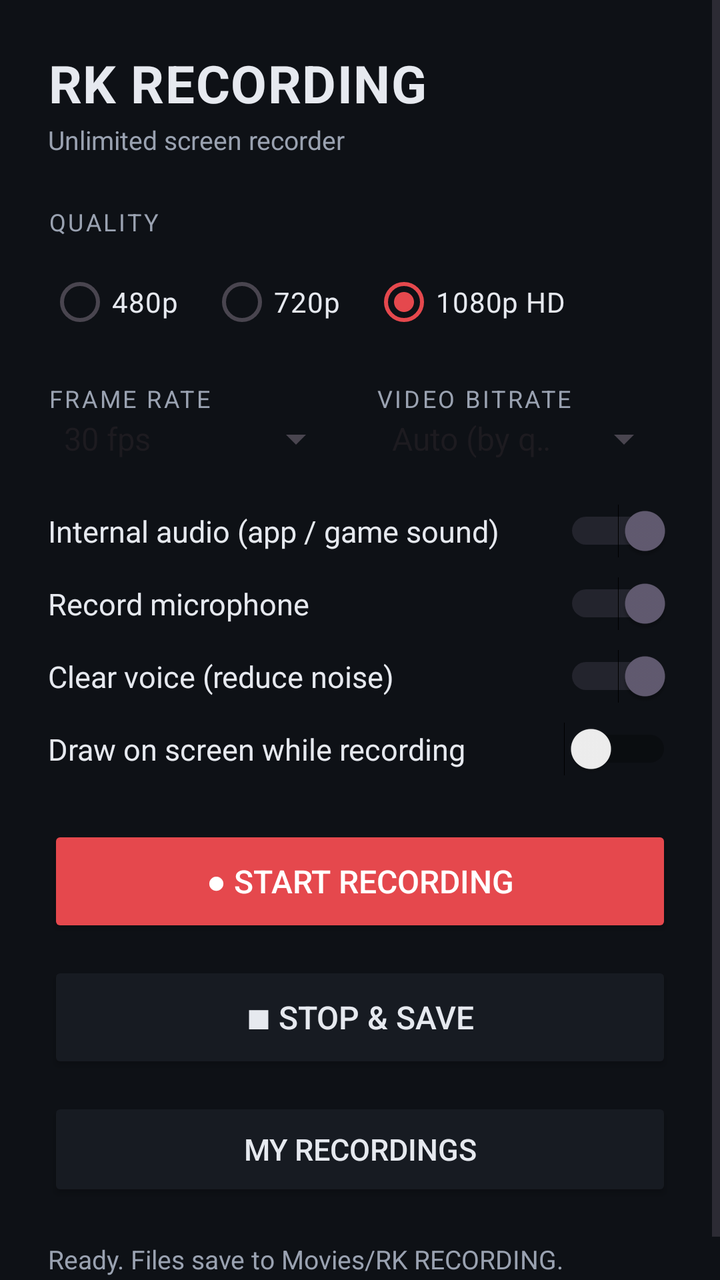
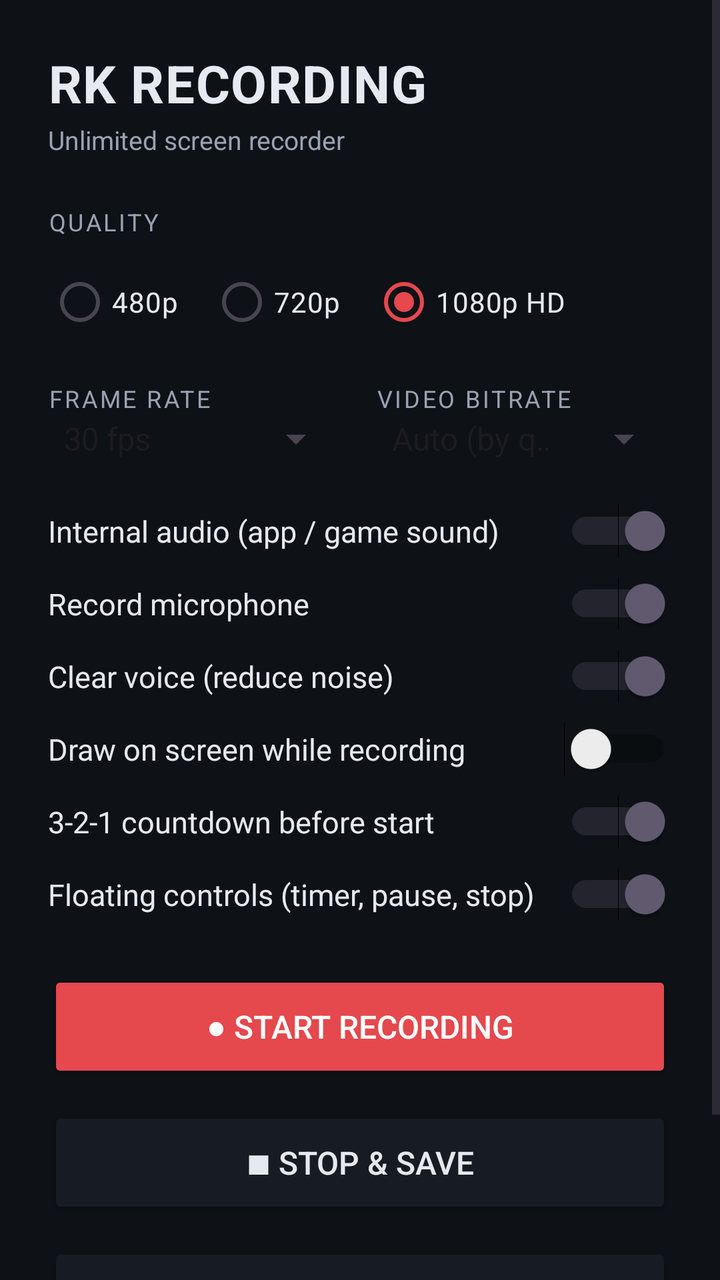

Screens rendered from an Android XML layout before and after an edit, with the pre-edit source and the edit as a unified diff.
<!-- AndroidManifest.xml: application theme Theme.RKRecording -->
<!-- res/layout/activity_main.xml -->
<?xml version="1.0" encoding="utf-8"?>
<ScrollView xmlns:android="http://schemas.android.com/apk/res/android"
    android:layout_width="match_parent"
    android:layout_height="match_parent"
    android:background="@color/rk_bg"
    android:fillViewport="true">

    <LinearLayout
        android:layout_width="match_parent"
        android:layout_height="wrap_content"
        android:orientation="vertical"
        android:padding="24dp">

        <TextView android:layout_width="wrap_content" android:layout_height="wrap_content"
            android:text="@string/app_name" android:textColor="@color/rk_ink"
            android:textSize="26sp" android:textStyle="bold" android:letterSpacing="0.02"/>

        <TextView android:layout_width="wrap_content" android:layout_height="wrap_content"
            android:layout_marginTop="2dp" android:layout_marginBottom="24dp"
            android:text="@string/tagline" android:textColor="@color/rk_dim" android:textSize="13sp"/>

        <TextView android:layout_width="wrap_content" android:layout_height="wrap_content"
            android:text="@string/quality" android:textColor="@color/rk_dim"
            android:textAllCaps="true" android:textSize="12sp" android:letterSpacing="0.1"
            android:layout_marginBottom="8dp"/>

        <RadioGroup android:id="@+id/qualityGroup"
            android:layout_width="match_parent" android:layout_height="wrap_content"
            android:orientation="horizontal" android:layout_marginBottom="16dp">
            <RadioButton android:id="@+id/q480" android:layout_width="wrap_content"
                android:layout_height="wrap_content" android:text="480p"
                android:textColor="@color/rk_ink" android:layout_marginEnd="16dp"/>
            <RadioButton android:id="@+id/q720" android:layout_width="wrap_content"
                android:layout_height="wrap_content" android:text="720p"
                android:textColor="@color/rk_ink" android:layout_marginEnd="16dp"/>
            <RadioButton android:id="@+id/q1080" android:layout_width="wrap_content"
                android:layout_height="wrap_content" android:text="1080p HD"
                android:textColor="@color/rk_ink" android:checked="true"/>
        </RadioGroup>

        <LinearLayout android:layout_width="match_parent" android:layout_height="wrap_content"
            android:orientation="horizontal" android:layout_marginBottom="16dp">
            <LinearLayout android:layout_width="0dp" android:layout_height="wrap_content"
                android:layout_weight="1" android:orientation="vertical" android:layout_marginEnd="8dp">
                <TextView android:layout_width="wrap_content" android:layout_height="wrap_content"
                    android:text="@string/framerate" android:textColor="@color/rk_dim"
                    android:textAllCaps="true" android:textSize="12sp" android:letterSpacing="0.1"/>
                <Spinner android:id="@+id/fpsSpinner" android:layout_width="match_parent"
                    android:layout_height="wrap_content" android:entries="@array/fps_entries"
                    android:popupBackground="@color/rk_panel"/>
            </LinearLayout>
            <LinearLayout android:layout_width="0dp" android:layout_height="wrap_content"
                android:layout_weight="1" android:orientation="vertical" android:layout_marginStart="8dp">
                <TextView android:layout_width="wrap_content" android:layout_height="wrap_content"
                    android:text="@string/bitrate" android:textColor="@color/rk_dim"
                    android:textAllCaps="true" android:textSize="12sp" android:letterSpacing="0.1"/>
                <Spinner android:id="@+id/bitrateSpinner" android:layout_width="match_parent"
                    android:layout_height="wrap_content" android:entries="@array/bitrate_entries"
                    android:popupBackground="@color/rk_panel"/>
            </LinearLayout>
        </LinearLayout>

        <Switch android:id="@+id/internalSwitch" android:layout_width="match_parent"
            android:layout_height="wrap_content" android:text="@string/internal"
            android:textColor="@color/rk_ink" android:textSize="15sp"
            android:checked="true" android:paddingVertical="8dp"/>

        <Switch android:id="@+id/micSwitch" android:layout_width="match_parent"
            android:layout_height="wrap_content" android:text="@string/mic"
            android:textColor="@color/rk_ink" android:textSize="15sp"
            android:checked="true" android:paddingVertical="8dp"/>

        <Switch android:id="@+id/cleanSwitch" android:layout_width="match_parent"
            android:layout_height="wrap_content" android:text="@string/clean"
            android:textColor="@color/rk_ink" android:textSize="15sp"
            android:checked="true" android:paddingVertical="8dp"/>

        <Switch android:id="@+id/drawSwitch" android:layout_width="match_parent"
            android:layout_height="wrap_content" android:text="@string/draw_overlay"
            android:textColor="@color/rk_ink" android:textSize="15sp"
            android:checked="false" android:paddingVertical="8dp"
            android:layout_marginBottom="20dp"/>

        <Button android:id="@+id/startBtn" android:layout_width="match_parent"
            android:layout_height="56dp" android:text="@string/start"
            android:textColor="#FFFFFF" android:textSize="16sp"
            android:backgroundTint="@color/rk_red" android:layout_marginBottom="12dp"/>

        <Button android:id="@+id/stopBtn" android:layout_width="match_parent"
            android:layout_height="56dp" android:text="@string/stop"
            android:textColor="@color/rk_ink" android:textSize="16sp"
            android:backgroundTint="@color/rk_panel" android:layout_marginBottom="12dp"/>

        <Button android:id="@+id/galleryBtn" android:layout_width="match_parent"
            android:layout_height="52dp" android:text="@string/my_recordings"
            android:textColor="@color/rk_ink" android:textSize="15sp"
            android:backgroundTint="@color/rk_panel"/>

        <TextView android:id="@+id/status" android:layout_width="match_parent"
            android:layout_height="wrap_content" android:layout_marginTop="20dp"
            android:text="@string/status_idle" android:textColor="@color/rk_dim" android:textSize="13sp"/>

    </LinearLayout>
</ScrollView>
<!-- resources referenced by this layout -->
<resources>
  <string-array name="bitrate_entries">
          <item>Auto (by quality)</item>
          <item>4 Mbps</item>
          <item>8 Mbps</item>
          <item>12 Mbps</item>
          <item>20 Mbps</item>
      </string-array>
  <string-array name="fps_entries">
          <item>30 fps</item>
          <item>60 fps</item>
          <item>24 fps</item>
          <item>15 fps</item>
      </string-array>
  <color name="rk_bg">#0E1116</color>
  <color name="rk_dim">#9AA2B1</color>
  <color name="rk_ink">#E6E9EF</color>
  <color name="rk_panel">#171B22</color>
  <color name="rk_red">#E5484D</color>
  <string name="app_name">RK RECORDING</string>
  <string name="bitrate">Video bitrate</string>
  <string name="clean">Clear voice (reduce noise)</string>
  <string name="draw_overlay">Draw on screen while recording</string>
  <string name="framerate">Frame rate</string>
  <string name="internal">Internal audio (app / game sound)</string>
  <string name="mic">Record microphone</string>
  <string name="my_recordings">My recordings</string>
  <string name="quality">Quality</string>
  <string name="start">● Start recording</string>
  <string name="status_idle">Ready. Files save to Movies/RK RECORDING.</string>
  <string name="stop">■ Stop &amp; save</string>
  <string name="tagline">Unlimited screen recorder</string>
  <style name="Theme.RKRecording" parent="Theme.Material3.DayNight.NoActionBar">
          <item name="colorPrimary">@color/rk_red</item>
          <item name="colorOnPrimary">#FFFFFF</item>
          <item name="android:statusBarColor">@color/rk_bg</item>
          <item name="android:windowBackground">@color/rk_bg</item>
      </style>
</resources>

<!-- the commit's change to res/layout/activity_main.xml (unified diff, before → after) -->
@@ -78,7 +78,17 @@
         <Switch android:id="@+id/drawSwitch" android:layout_width="match_parent"
             android:layout_height="wrap_content" android:text="@string/draw_overlay"
             android:textColor="@color/rk_ink" android:textSize="15sp"
-            android:checked="false" android:paddingVertical="8dp"
+            android:checked="false" android:paddingVertical="8dp"/>
+
+        <Switch android:id="@+id/countdownSwitch" android:layout_width="match_parent"
+            android:layout_height="wrap_content" android:text="@string/countdown"
+            android:textColor="@color/rk_ink" android:textSize="15sp"
+            android:checked="true" android:paddingVertical="8dp"/>
+
+        <Switch android:id="@+id/floatingSwitch" android:layout_width="match_parent"
+            android:layout_height="wrap_content" android:text="@string/floating"
+            android:textColor="@color/rk_ink" android:textSize="15sp"
+            android:checked="true" android:paddingVertical="8dp"
             android:layout_marginBottom="20dp"/>
 
         <Button android:id="@+id/startBtn" android:layout_width="match_parent"
<!-- resource entries referenced after the edit -->
@@ -21,7 +21,9 @@
   <string name="app_name">RK RECORDING</string>
   <string name="bitrate">Video bitrate</string>
   <string name="clean">Clear voice (reduce noise)</string>
+  <string name="countdown">3-2-1 countdown before start</string>
   <string name="draw_overlay">Draw on screen while recording</string>
+  <string name="floating">Floating controls (timer, pause, stop)</string>
   <string name="framerate">Frame rate</string>
   <string name="internal">Internal audio (app / game sound)</string>
   <string name="mic">Record microphone</string>
